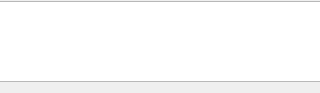
Before: the Qt Designer form game-of-go-qt-ui/game-of-go-qt-ui/scoreboardwidget.ui in Aylesworth/game-of-go, drawn with Qt 5.
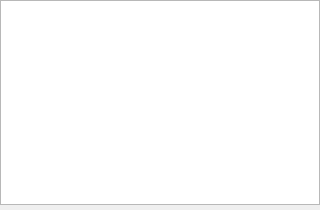
After: the same form once the commit is applied.

```diff
--- a/game-of-go-qt-ui/game-of-go-qt-ui/scoreboardwidget.ui
+++ b/game-of-go-qt-ui/game-of-go-qt-ui/scoreboardwidget.ui
@@ -7,7 +7,7 @@
     <x>0</x>
     <y>0</y>
     <width>320</width>
-    <height>93</height>
+    <height>210</height>
    </rect>
   </property>
   <property name="windowTitle">
@@ -16,10 +16,10 @@
   <widget class="QTableView" name="tableView">
    <property name="geometry">
     <rect>
-     <x>-5</x>
-     <y>1</y>
-     <width>331</width>
-     <height>81</height>
+     <x>0</x>
+     <y>0</y>
+     <width>320</width>
+     <height>205</height>
     </rect>
    </property>
   </widget>
```
